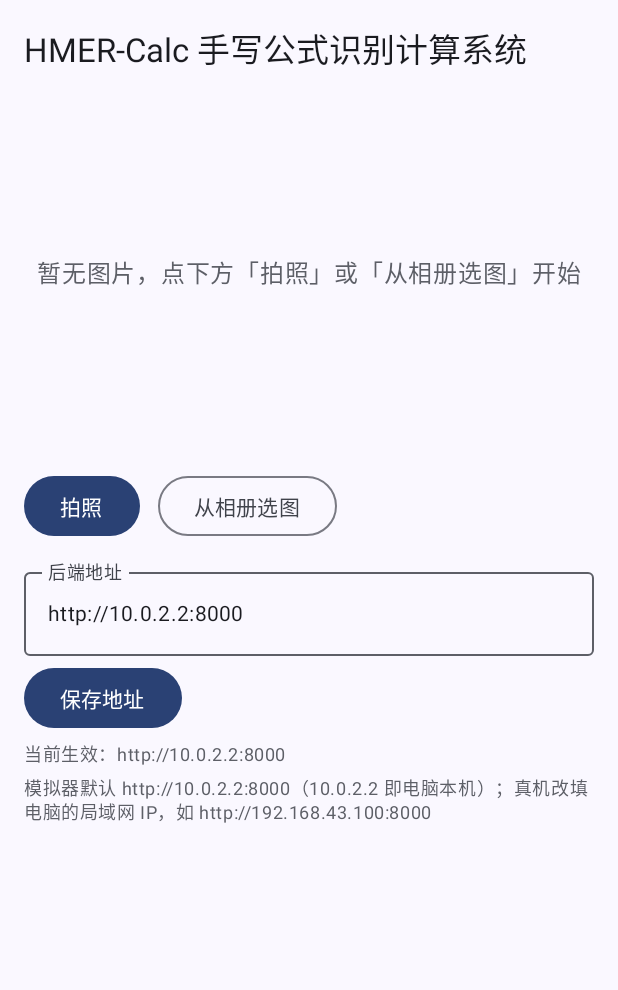
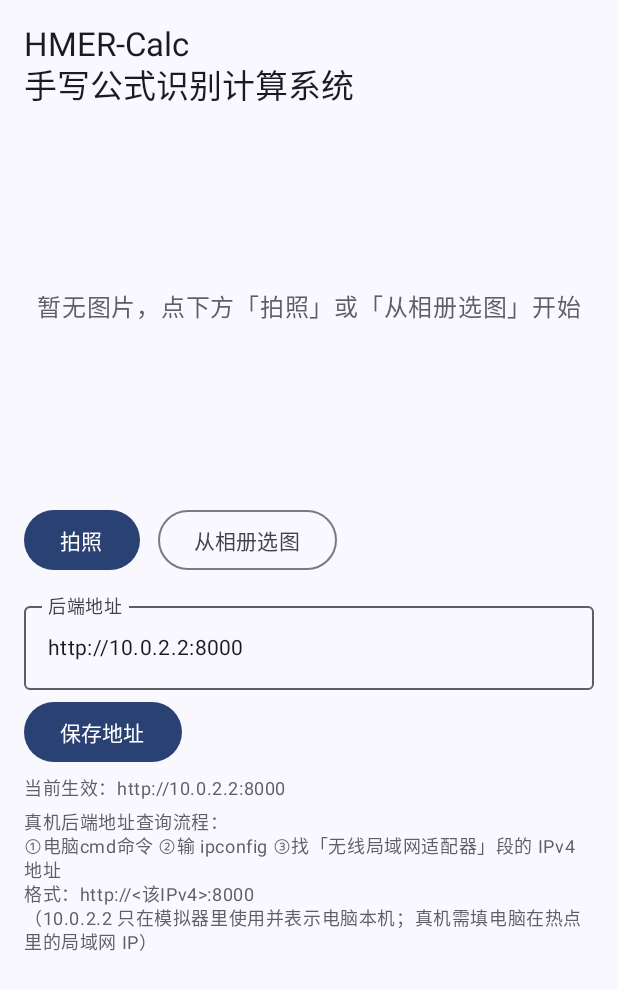
Before and after one commit to qcx0908/HMER-Calc, an Android app built with Jetpack Compose: the screen it shows after launch (MainActivity), on a phone screen of 412 x 824 dp. Shown: the top 990 px of the screen. Run offline under Robolectric (Android 15) with nearby library versions, the phone set to English and light mode, and no system bars; our stand-ins replace Dagger/Hilt's generated code.

Commit message:
feat: 首页标题两行排版 + 真机地址查询指引 + 依赖锁定清单
- CaptureScreen：标题改两行（HMER-Calc / 手写公式识别计算系统），附加真机后端地址查询流程
- requirements.lock.txt：pip freeze 锁定 115 个包，保证组员后端与组长一致
- ALL.md：M3-9 标 ✅、§5.2 勾选真机验证
- hmer.md / 工作总结.md：同步拍照权限铁律、value_latex 语义与订正台账

```diff
--- a/android/app/src/main/java/com/hmercalc/ui/screens/CaptureScreen.kt
+++ b/android/app/src/main/java/com/hmercalc/ui/screens/CaptureScreen.kt
@@ -93,10 +93,10 @@ fun CaptureScreen(
                 .padding(16.dp),
             verticalArrangement = Arrangement.spacedBy(12.dp),
         ) {
-            // 标题（组长订正 2026-10-06）：改全称；字号从 headlineSmall 降到 titleLarge，
-            // 长标题在窄屏（360dp 档）也能单行放下，放不下时正常换行，不会顶出显示区
+            // 标题（组长订正 2026-10-07）：固定两行排版——"HMER-Calc" 一行、"手写公式识别计算系统"
+            // 第二行；统一 titleLarge 字号，两行在 360dp 窄屏均能单行放下、不折行。
             Text(
-                "HMER-Calc 手写公式识别计算系统",
+                "HMER-Calc\n手写公式识别计算系统",
                 style = MaterialTheme.typography.titleLarge,
                 modifier = Modifier.fillMaxWidth(),
             )
@@ -173,15 +173,17 @@ fun CaptureScreen(
                     enabled = !state.loading && urlInput.isNotBlank(),
                 ) { Text("保存地址") }
 
-                // 当前生效地址（保存后才变）+ 模拟器默认说明，均为浅灰小字
+                // 当前生效地址（保存后才变）+ 真机后端地址查询指引，均为浅灰小字
                 Text(
                     "当前生效：${state.baseUrl}",
                     style = MaterialTheme.typography.bodySmall,
                     color = MaterialTheme.colorScheme.outline,
                 )
                 Text(
-                    "模拟器默认 http://10.0.2.2:8000（10.0.2.2 即电脑本机）；" +
-                        "真机改填电脑的局域网 IP，如 http://192.168.43.100:8000",
+                    "真机后端地址查询流程：\n" +
+                        "①电脑cmd命令 ②输 ipconfig ③找「无线局域网适配器」段的 IPv4 地址\n" +
+                        "格式：http://<该IPv4>:8000\n" +
+                        "（10.0.2.2 只在模拟器里使用并表示电脑本机；真机需填电脑在热点里的局域网 IP）",
                     style = MaterialTheme.typography.bodySmall,
                     color = MaterialTheme.colorScheme.outline,
                 )
```
Also changed, not shown: 4 other files.
